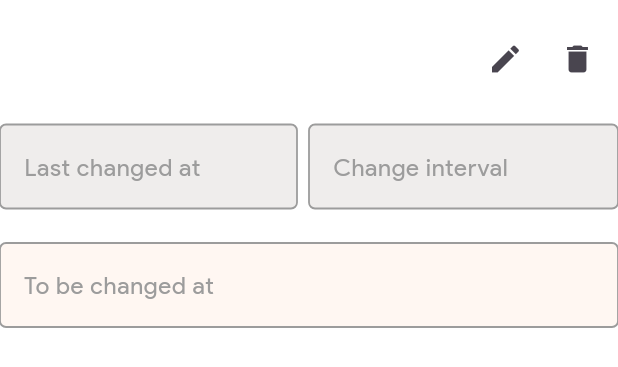
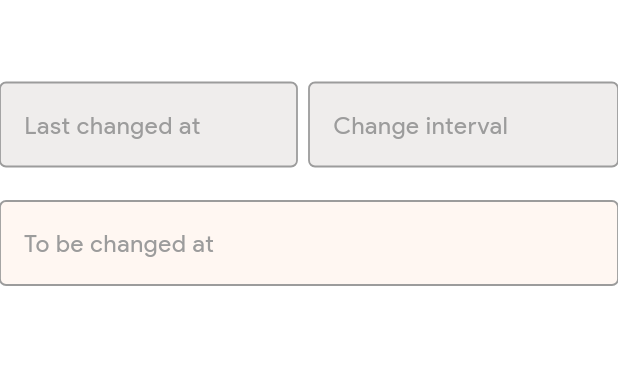
Before and after one commit to umrhsn/CarNote, a Flutter app: the ConsumableWidget widget shown alone on an empty page, opened directly with empty values, on a phone screen of 412 x 824 dp. Shown: the top 367 px of the screen. Run offline on Flutter 3.47's test engine with Material 2 defaults, Android fonts, the phone set to English and light mode, and no system bars; our stand-ins replace awesome_notifications, bot_toast, dartz, equatable, flutter_bloc, get_it and 3 more; missing offline and left inert: admob_flutter; accounts and stored records are empty.

Commit message:
- successfully consumables list changes language onPress. - removed daily notification icon. - removed edit and remove icons.

```diff
--- a/lib/main.dart
+++ b/lib/main.dart
@@ -5,6 +5,7 @@ import 'package:car_note/src/core/utils/app_colors.dart';
 import 'package:car_note/src/core/utils/app_strings.dart';
 import 'package:car_note/src/features/car_info/domain/entities/car.dart';
 import 'package:car_note/src/features/consumables/domain/entities/consumable.dart';
+import 'package:car_note/src/features/splash/presentation/cubit/locale_cubit.dart';
 import 'package:flutter/material.dart';
 import 'package:hive_flutter/hive_flutter.dart';
 import 'package:path_provider/path_provider.dart';
--- a/lib/src/core/utils/app_strings.dart
+++ b/lib/src/core/utils/app_strings.dart
@@ -1,5 +1,7 @@
 import 'package:car_note/src/config/locale/app_localizations.dart';
+import 'package:car_note/src/features/splash/presentation/cubit/locale_cubit.dart';
 import 'package:flutter/material.dart';
+import 'package:car_note/injection_container.dart' as di;
 
 class AppStrings {
   static String _translate(BuildContext context, String stringKey) =>
@@ -29,19 +31,43 @@ class AppStrings {
 
   static String currentKmHint(BuildContext context) => _translate(context, "current_km_hint");
 
-  static List<String> consumables = [
-    'Oil', // الزيت
-    'Oil Filter', // فلتر الزيت
-    'Timing Belt', // سير كاتينة
-    'Dynamo Belt', // سير الدينامو
-    'Fuel Filter', // فلتر البنزين
-    'Air Filter', // فلتر الهواء
-    'AC Filter', // فلتر التكييف
-    'AC belt', // سير التكييف
-    'Gearbox Oil', // زيت الفتيس
-    'Antifreeze Coolant', // مية التبريد
-    'Spark Plugs', // البوجيهات
-    'Brake Linings' // تيل الفرامل
+  static String _savedLang = 'en';
+
+  static List<String> get consumables {
+    di.sl<LocaleCubit>().getSavedLang().then((value) {
+      _savedLang = value;
+    });
+    return _savedLang == 'ar' ? consumablesArabicList : consumablesEnglishList;
+  }
+
+  static List<String> consumablesEnglishList = [
+    'Oil',
+    'Oil Filter',
+    'Timing Belt',
+    'Dynamo Belt',
+    'Fuel Filter',
+    'Air Filter',
+    'AC Filter',
+    'AC belt',
+    'Gearbox Oil',
+    'Antifreeze Coolant',
+    'Spark Plugs',
+    'Brake Linings'
+  ];
+
+  static List<String> consumablesArabicList = [
+    'الزيت',
+    'فلتر الزيت',
+    'سير كاتينة',
+    'سير الدينامو',
+    'فلتر البنزين',
+    'فلتر الهواء',
+    'فلتر التكييف',
+    'سير التكييف',
+    'زيت الفتيس',
+    'مية التبريد',
+    'البوجيهات',
+    'تيل الفرامل'
   ];
 
   static String currentKmLabel(BuildContext context) => _translate(context, "current_km_label");
@@ -81,7 +107,6 @@ class AppStrings {
   static const String prefsBoolNotif = 'notifications_set';
   static const String prefsBoolVisible = 'visible';
   static const String prefsBoolListAdded = 'list_added';
-  static const String prefsBoolListArabic = 'list_arabic';
   static const String prefsStringNotifScheduleTime = 'schedule_time';
 
   static String changedDataMsg(BuildContext context) => _translate(context, "changed_data_msg");
--- a/lib/src/features/car_info/presentation/pages/car_info.dart
+++ b/lib/src/features/car_info/presentation/pages/car_info.dart
@@ -75,7 +75,7 @@ class _MyHomePageState extends State<CarInfo> {
           LengthLimitingTextInputFormatter(9),
           FilteringTextInputFormatter.digitsOnly,
         ],
-        hintText: "${AppStrings.currentKmHint(context)} ${100000.toThousands()} ${AppStrings.km}",
+        hintText: "${AppStrings.currentKmHint(context)} ${100000.toThousands()} ${AppStrings.km(context)}",
         validationItem: validator.currentKm,
         validateItemForm: (value) => validator.validateCurrentKmForm(value, context),
         onFieldSubmitted: (_) => carCubit.writeDataAndNavigate(context),
--- a/lib/src/features/consumables/presentation/widgets/consumable_widget.dart
+++ b/lib/src/features/consumables/presentation/widgets/consumable_widget.dart
@@ -167,16 +167,17 @@ class ConsumableWidgetState extends State<ConsumableWidget> {
           child: Row(
             children: [
               Text(widget.name, style: const TextStyle(fontWeight: FontWeight.bold)),
-              const Spacer(),
-              Visibility(
-                visible: di.sl<SharedPreferences>().getBool(AppStrings.prefsBoolVisible) ?? true,
-                child: Row(
-                  children: [
-                    IconButton(onPressed: () {}, icon: const Icon(Icons.edit)),
-                    IconButton(onPressed: () {}, icon: const Icon(Icons.delete)),
-                  ],
-                ),
-              )
+              // TODO: to be visible when functional
+              // const Spacer(),
+              // Visibility(
+              //   visible: di.sl<SharedPreferences>().getBool(AppStrings.prefsBoolVisible) ?? true,
+              //   child: Row(
+              //     children: [
+              //       IconButton(onPressed: () {}, icon: const Icon(Icons.edit)),
+              //       IconButton(onPressed: () {}, icon: const Icon(Icons.delete)),
+              //     ],
+              //   ),
+              // )
             ],
           ),
         ),
```
Also changed, not shown: lib/src/features/consumables/presentation/pages/consumables_screen.dart (+36 -32 lines), lib/src/features/splash/presentation/cubit/locale_cubit.dart (+2 -16 lines).
